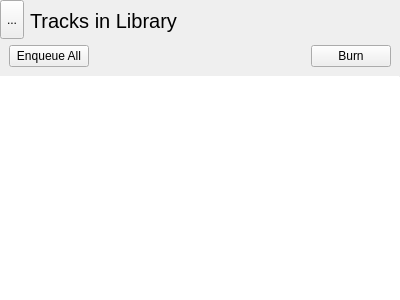
Old version of the form application/userplaylistswidget.ui in the repository theCheeseboard/theBeat.
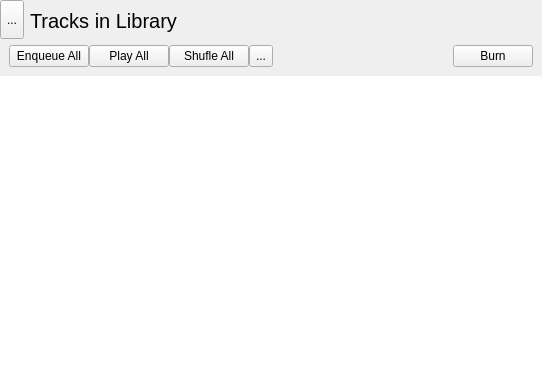
New version of the form. The open tabs and pages were chosen to show the change. Icons and pictures are not drawn. Custom widgets are drawn as their Qt base class.

Patch:
```diff
--- a/application/userplaylistswidget.ui
+++ b/application/userplaylistswidget.ui
@@ -6,8 +6,8 @@
    <rect>
     <x>0</x>
     <y>0</y>
-    <width>400</width>
-    <height>300</height>
+    <width>542</width>
+    <height>366</height>
    </rect>
   </property>
   <property name="windowTitle">
@@ -229,6 +229,9 @@
           </item>
           <item>
            <layout class="QHBoxLayout" name="horizontalLayout">
+            <property name="spacing">
+             <number>0</number>
+            </property>
             <property name="leftMargin">
              <number>9</number>
             </property>
@@ -252,6 +255,47 @@
               </property>
              </widget>
             </item>
+            <item>
+             <widget class="QPushButton" name="playAllButton">
+              <property name="text">
+               <string>Play All</string>
+              </property>
+              <property name="icon">
+               <iconset theme="media-playback-start">
+                <normaloff>.</normaloff>.</iconset>
+              </property>
+             </widget>
+            </item>
+            <item>
+             <widget class="QPushButton" name="shuffleButton">
+              <property name="text">
+               <string>Shufle All</string>
+              </property>
+              <property name="icon">
+               <iconset theme="media-playlist-shuffle">
+                <normaloff>.</normaloff>.</iconset>
+              </property>
+             </widget>
+            </item>
+            <item>
+             <widget class="QToolButton" name="playlistMenuButton">
+              <property name="sizePolicy">
+               <sizepolicy hsizetype="Preferred" vsizetype="Preferred">
+                <horstretch>0</horstretch>
+                <verstretch>0</verstretch>
+               </sizepolicy>
+              </property>
+              <property name="text">
+               <string notr="true">...</string>
+              </property>
+              <property name="icon">
+               <iconset theme="application-menu"/>
+              </property>
+              <property name="popupMode">
+               <enum>QToolButton::InstantPopup</enum>
+              </property>
+             </widget>
+            </item>
             <item>
              <spacer name="horizontalSpacer">
               <property name="orientation">
```
